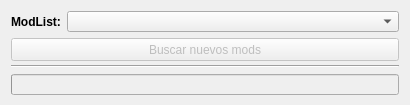
Qt form pyqt_windows/searching_dialog.ui (MelonRodante/ModList) before a commit.
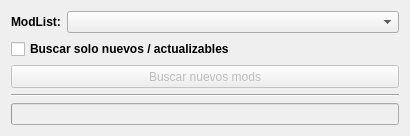
The same form after that commit. Icons and pictures are not drawn.

```diff
--- a/pyqt_windows/searching_dialog.ui
+++ b/pyqt_windows/searching_dialog.ui
@@ -10,19 +10,19 @@
     <x>0</x>
     <y>0</y>
     <width>410</width>
-    <height>105</height>
+    <height>128</height>
    </rect>
   </property>
   <property name="minimumSize">
    <size>
     <width>410</width>
-    <height>105</height>
+    <height>0</height>
    </size>
   </property>
   <property name="maximumSize">
    <size>
     <width>410</width>
-    <height>105</height>
+    <height>16777215</height>
    </size>
   </property>
   <property name="windowTitle">
@@ -66,6 +66,19 @@
      </item>
     </layout>
    </item>
+   <item>
+    <widget class="QCheckBox" name="chkSeachNewUpdate">
+     <property name="font">
+      <font>
+       <weight>75</weight>
+       <bold>true</bold>
+      </font>
+     </property>
+     <property name="text">
+      <string>Buscar solo nuevos / actualizables</string>
+     </property>
+    </widget>
+   </item>
    <item>
     <widget class="QPushButton" name="btnSearchNewMods">
      <property name="enabled">
```
